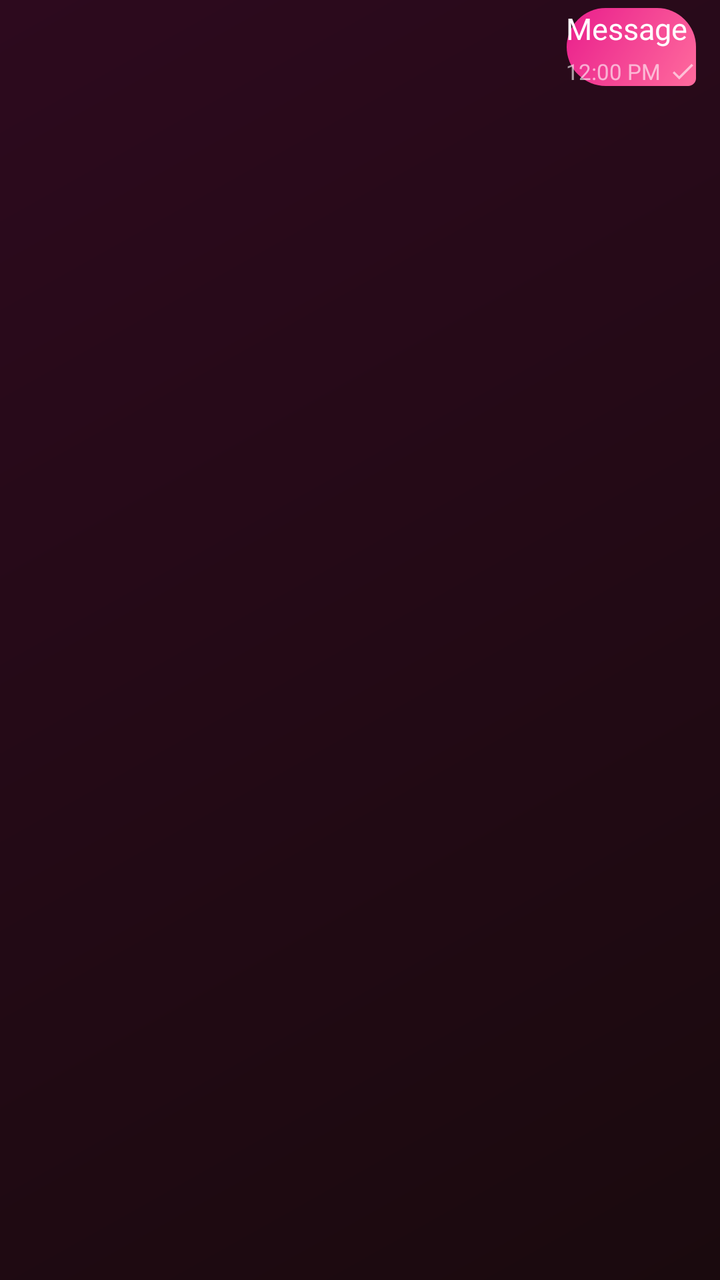
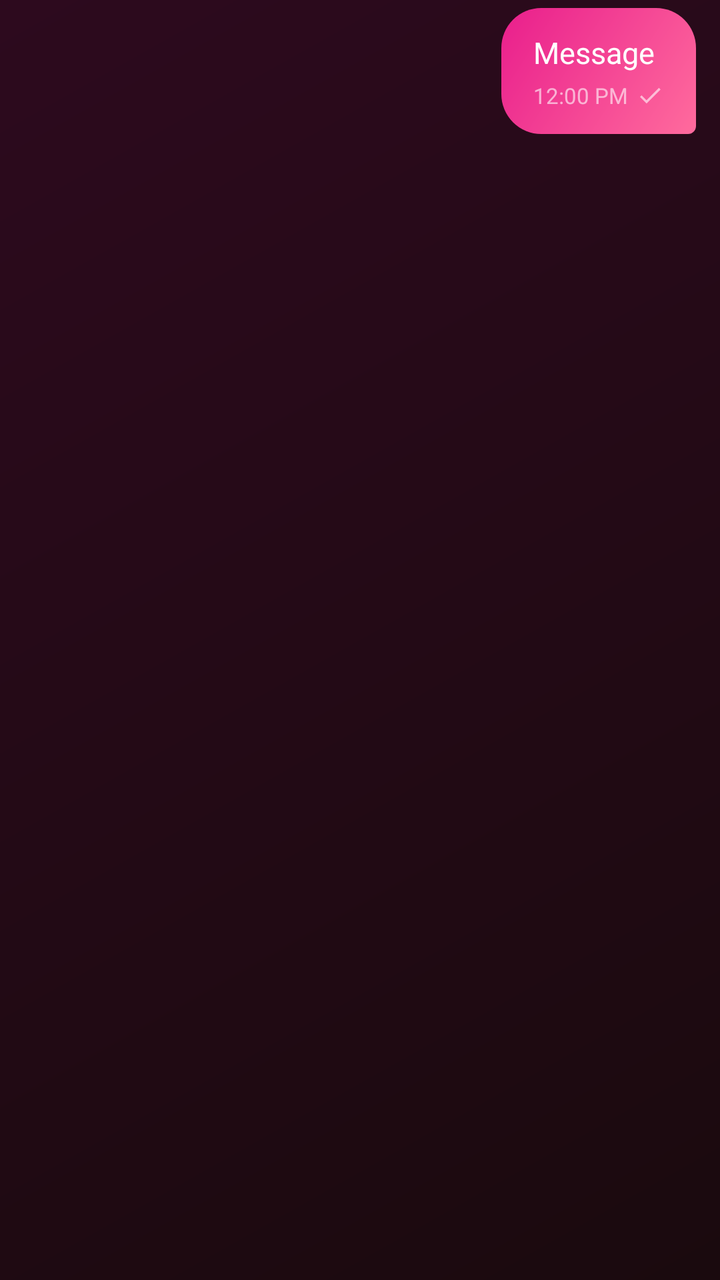

Before-and-after screenshots of an Android layout around one commit, followed by the original layout XML and the change that was made.
<!-- AndroidManifest.xml: application theme Theme.EBChat -->
<!-- res/layout/item_message_sender.xml -->
<?xml version="1.0" encoding="utf-8"?>
<LinearLayout
    xmlns:android="http://schemas.android.com/apk/res/android"
    xmlns:app="http://schemas.android.com/apk/res-auto"
    android:layout_width="match_parent"
    android:layout_height="wrap_content"
    android:orientation="vertical"
    android:gravity="end"
    android:padding="4dp">

    
    <LinearLayout
        android:id="@+id/replyLayout"
        android:layout_width="wrap_content"
        android:layout_height="wrap_content"
        android:orientation="vertical"
        android:padding="8dp 12dp"
        android:background="@color/glass_dark"
        android:layout_marginEnd="8dp"
        android:layout_marginBottom="4dp"
        android:visibility="gone">

        <TextView
            android:id="@+id/replyName"
            android:layout_width="wrap_content"
            android:layout_height="wrap_content"
            android:text="Name"
            android:textColor="@color/pink_primary"
            android:textSize="12sp"
            android:textStyle="bold" />

        <TextView
            android:id="@+id/replyText"
            android:layout_width="wrap_content"
            android:layout_height="wrap_content"
            android:text="Reply text"
            android:textColor="@color/text_secondary"
            android:textSize="12sp"
            android:maxLines="2"
            android:ellipsize="end" />
    </LinearLayout>

    
    <LinearLayout
        android:id="@+id/messageBubble"
        android:layout_width="wrap_content"
        android:layout_height="wrap_content"
        android:orientation="vertical"
        android:background="@drawable/bg_chat_sender"
        android:padding="12dp 16dp"
        android:layout_marginEnd="8dp"
        android:maxWidth="280dp">

        <TextView
            android:id="@+id/messageText"
            android:layout_width="wrap_content"
            android:layout_height="wrap_content"
            android:text="Message"
            android:textColor="@color/white"
            android:textSize="15sp" />

        <LinearLayout
            android:layout_width="wrap_content"
            android:layout_height="wrap_content"
            android:orientation="horizontal"
            android:gravity="center_vertical"
            android:layout_gravity="end"
            android:layout_marginTop="4dp">

            <TextView
                android:id="@+id/timeText"
                android:layout_width="wrap_content"
                android:layout_height="wrap_content"
                android:text="12:00 PM"
                android:textColor="@color/glass_white_light"
                android:textSize="11sp" />

            <ImageView
                android:id="@+id/statusIcon"
                android:layout_width="14dp"
                android:layout_height="14dp"
                android:layout_marginStart="4dp"
                android:src="@drawable/ic_done"
                app:tint="@color/glass_white_light" />
        </LinearLayout>
    </LinearLayout>

    
    <LinearLayout
        android:id="@+id/reactionsLayout"
        android:layout_width="wrap_content"
        android:layout_height="wrap_content"
        android:layout_marginEnd="12dp"
        android:layout_marginTop="2dp"
        android:padding="2dp 8dp"
        android:background="@drawable/bg_typing_indicator"
        android:visibility="gone">

        <TextView
            android:id="@+id/reactionsText"
            android:layout_width="wrap_content"
            android:layout_height="wrap_content"
            android:text=""
            android:textSize="14sp" />
    </LinearLayout>

</LinearLayout>
<!-- resources referenced by this layout -->
<resources>
  <color name="glass_dark">#B3000000</color>
  <color name="glass_white_light">#99FFFFFF</color>
  <color name="pink_primary">#FF6B9D</color>
  <color name="text_secondary">#B3FFFFFF</color>
  <color name="white">#FFFFFFFF</color>
  <!-- drawable bg_chat_sender (drawable) -->
  <?xml version="1.0" encoding="utf-8"?>
  <shape xmlns:android="http://schemas.android.com/apk/res/android"
      android:shape="rectangle">
      <gradient
          android:startColor="@color/pink_primary"
          android:endColor="@color/pink_primary_dark"
          android:angle="135" />
      <corners
          android:topLeftRadius="20dp"
          android:topRightRadius="20dp"
          android:bottomLeftRadius="20dp"
          android:bottomRightRadius="4dp" />
  </shape>
  <!-- drawable bg_typing_indicator (drawable) -->
  <?xml version="1.0" encoding="utf-8"?>
  <shape xmlns:android="http://schemas.android.com/apk/res/android"
      android:shape="rectangle">
      <solid android:color="@color/bg_chat_receiver" />
      <corners android:radius="15dp" />
  </shape>
  <!-- drawable ic_done (drawable) -->
  <?xml version="1.0" encoding="utf-8"?>
  <vector xmlns:android="http://schemas.android.com/apk/res/android"
      android:width="16dp"
      android:height="16dp"
      android:viewportWidth="24"
      android:viewportHeight="24"
      android:tint="@color/glass_white_light">
      <path
          android:fillColor="@android:color/white"
          android:pathData="M9,16.17L4.83,12l-1.42,1.41L9,19 21,7l-1.41,-1.41z" />
  </vector>
  <color name="pink_primary_dark">#E91E8C</color>
  <color name="bg_chat_receiver">#2A1A1E</color>
  <color name="pink_accent">#FF4081</color>
  <!-- drawable bg_gradient (drawable) -->
  <?xml version="1.0" encoding="utf-8"?>
  <shape xmlns:android="http://schemas.android.com/apk/res/android"
      android:shape="rectangle">
      <gradient
          android:startColor="@color/bg_gradient_start"
          android:endColor="@color/bg_gradient_end"
          android:angle="135"
          android:type="linear" />
  </shape>
  <style name="PinkButton" parent="Widget.Material3.Button">
          <item name="android:background">@drawable/bg_button_pink</item>
          <item name="android:textColor">@color/white</item>
          <item name="android:textStyle">bold</item>
          <item name="android:textSize">16sp</item>
          <item name="android:paddingTop">14dp</item>
          <item name="android:paddingBottom">14dp</item>
          <item name="cornerRadius">25dp</item>
          <item name="rippleColor">@color/pink_light</item>
      </style>
  <style name="GlassInput" parent="Widget.Material3.TextInputLayout.OutlinedBox">
          <item name="boxBackgroundColor">@color/bg_input</item>
          <item name="boxStrokeColor">@color/pink_primary</item>
          <item name="boxStrokeWidth">1dp</item>
          <item name="hintTextColor">@color/text_hint</item>
          <item name="android:textColorHint">@color/text_hint</item>
          <item name="endIconTint">@color/pink_primary</item>
          <item name="startIconTint">@color/pink_primary</item>
      </style>
  <color name="bg_gradient_start">#1A0A0E</color>
  <color name="bg_gradient_end">#2D0A1E</color>
  <!-- drawable bg_button_pink (drawable) -->
  <?xml version="1.0" encoding="utf-8"?>
  <ripple xmlns:android="http://schemas.android.com/apk/res/android"
      android:color="@color/pink_light">
      <item>
          <shape android:shape="rectangle">
              <gradient
                  android:startColor="@color/pink_primary"
                  android:endColor="@color/pink_primary_dark"
                  android:angle="45" />
              <corners android:radius="25dp" />
          </shape>
      </item>
  </ripple>
  <color name="pink_light">#FFB8D0</color>
  <color name="bg_input">#1AFFFFFF</color>
  <color name="text_hint">#80FFFFFF</color>
  <!-- unchanged entries left out for length: 1 -->
</resources>

<!-- the commit's change to res/layout/item_message_sender.xml (unified diff, before → after) -->
@@ -14,7 +14,8 @@
         android:layout_width="wrap_content"
         android:layout_height="wrap_content"
         android:orientation="vertical"
-        android:padding="8dp 12dp"
+        android:paddingHorizontal="12dp"
+        android:paddingVertical="8dp"
         android:background="@color/glass_dark"
         android:layout_marginEnd="8dp"
         android:layout_marginBottom="4dp"
@@ -47,7 +48,8 @@
         android:layout_height="wrap_content"
         android:orientation="vertical"
         android:background="@drawable/bg_chat_sender"
-        android:padding="12dp 16dp"
+        android:paddingHorizontal="16dp"
+        android:paddingVertical="12dp"
         android:layout_marginEnd="8dp"
         android:maxWidth="280dp">
 
@@ -92,7 +94,8 @@
         android:layout_height="wrap_content"
         android:layout_marginEnd="12dp"
         android:layout_marginTop="2dp"
-        android:padding="2dp 8dp"
+        android:paddingHorizontal="8dp"
+        android:paddingVertical="2dp"
         android:background="@drawable/bg_typing_indicator"
         android:visibility="gone">
 
